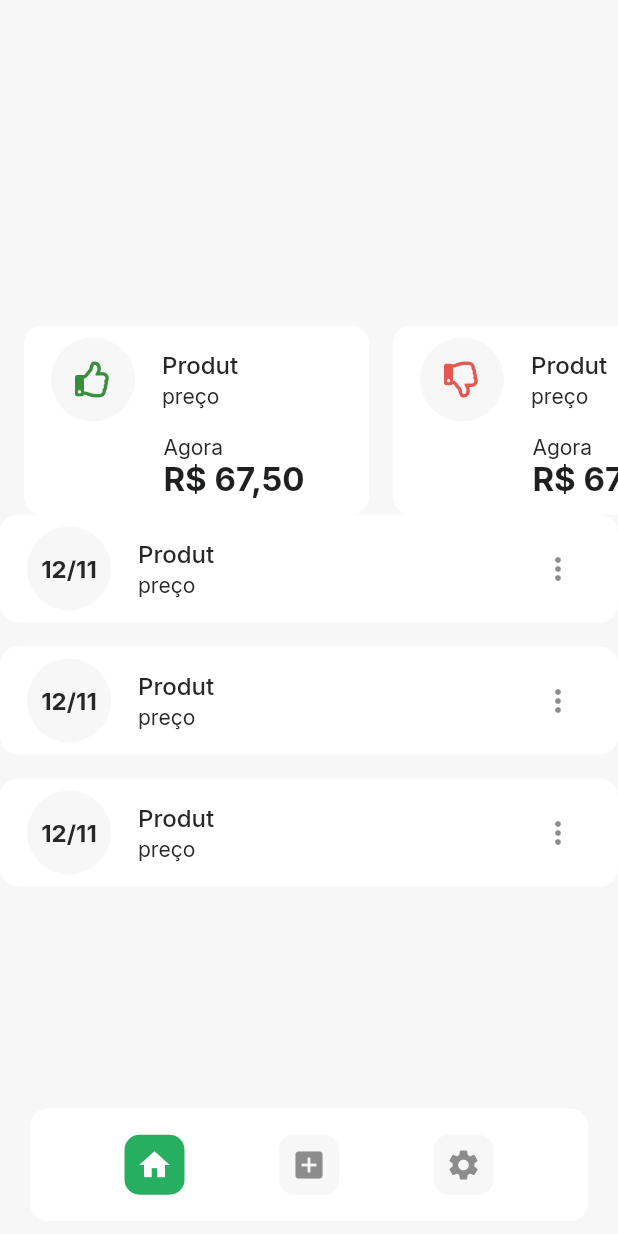
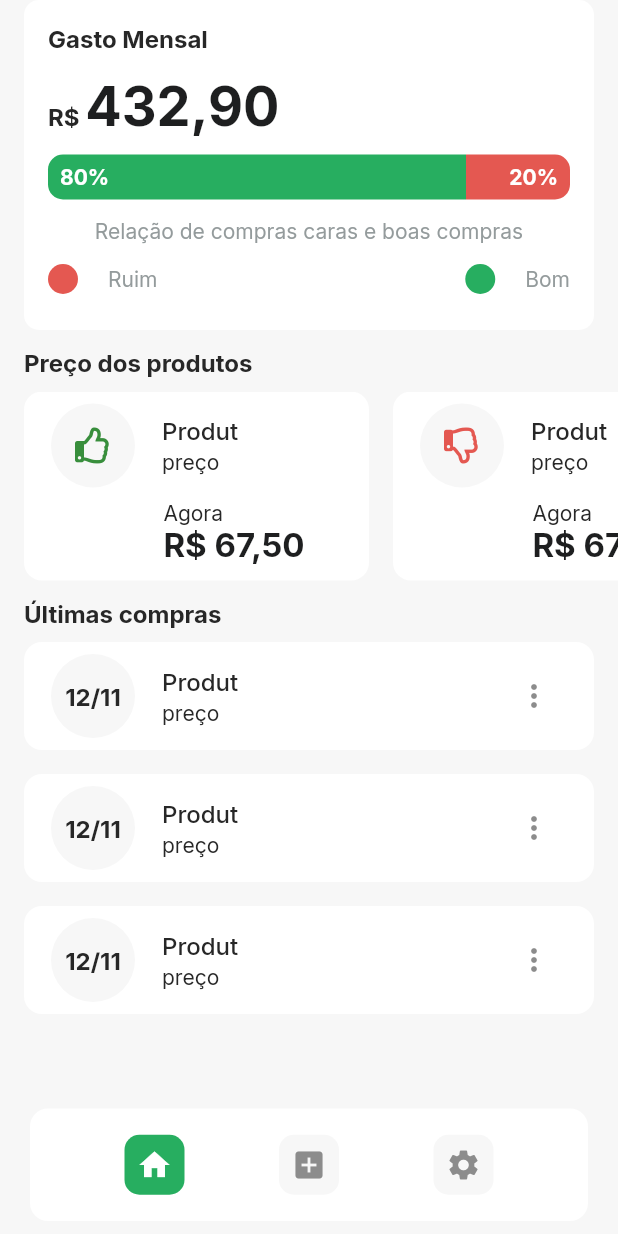
Before and after one commit to flaviopc/flutter_tacaro, a Flutter app: the screen it shows after launch, on a phone screen of 412 x 824 dp. Run offline on Flutter 3.47's test engine with Material 2 defaults, Android fonts, the phone set to English and light mode, and no system bars; our stand-ins replace font_awesome_flutter, google_fonts, supabase, validators; accounts and stored records are empty.

Commit message:
criação card chart

```diff
--- a/lib/modules/home/home_page.dart
+++ b/lib/modules/home/home_page.dart
@@ -2,7 +2,8 @@ import 'package:flutter/material.dart';
 import 'package:ta_caro/shared/models/user_model.dart';
 import 'package:ta_caro/shared/themes/app_theme.dart';
 import 'package:ta_caro/shared/widgets/bottom_navigator/app_bottom_navigator.dart';
-import 'package:ta_caro/shared/widgets/card_product/card_product.dart';
+import 'package:ta_caro/shared/widgets/cards/card_chart/card_chart.dart';
+import 'package:ta_caro/shared/widgets/cards/card_product/card_product.dart';
 import 'package:ta_caro/shared/widgets/list_tile/app_list_tile.dart';
 
 class HomePage extends StatefulWidget {
@@ -27,11 +28,37 @@ class _HomePageState extends State<HomePage> {
   Widget build(BuildContext context) {
     return Scaffold(
       backgroundColor: AppTheme.colors.background,
-      body: Stack(
+      body: SizedBox(
+        height: MediaQuery.of(context).size.height,
+        child: Stack(
           children: [
-          Column(
+            SafeArea(
+              top: true,
+              bottom: false,
+              child: SingleChildScrollView(
+                child: Column(
+                  crossAxisAlignment: CrossAxisAlignment.start,
                   mainAxisAlignment: MainAxisAlignment.center,
                   children: [
+                    Padding(
+                      padding: const EdgeInsets.symmetric(horizontal: 16),
+                      child: Column(
+                        crossAxisAlignment: CrossAxisAlignment.start,
+                        children: [
+                          CardChart(
+                            value: 432.90,
+                            percent: 0.8,
+                          ),
+                          SizedBox(
+                            height: 12,
+                          ),
+                          Text("Preço dos produtos").label,
+                          SizedBox(
+                            height: 10,
+                          ),
+                        ],
+                      ),
+                    ),
                     SizedBox(
                       height: 126,
                       width: MediaQuery.of(context).size.width,
@@ -43,10 +70,30 @@ class _HomePageState extends State<HomePage> {
                         ),
                       ),
                     ),
+                    Padding(
+                      padding: const EdgeInsets.symmetric(horizontal: 16),
+                      child: Column(
+                        crossAxisAlignment: CrossAxisAlignment.start,
+                        children: [
+                          SizedBox(
+                            height: 12,
+                          ),
+                          Text("Últimas compras").label,
+                          SizedBox(
+                            height: 10,
+                          ),
                           AppListTile(),
                           AppListTile(),
                           AppListTile(),
+                          SizedBox(
+                            height: 80,
+                          ),
                         ],
+                      ),
+                    )
+                  ],
+                ),
+              ),
             ),
             Positioned(
               bottom: 10,
@@ -59,6 +106,7 @@ class _HomePageState extends State<HomePage> {
             )
           ],
         ),
+      ),
     );
   }
 }
--- /dev/null
+++ b/lib/shared/widgets/cards/card_chart/card_chart.dart
@@ -0,0 +1,53 @@
+import 'package:flutter/material.dart';
+
+import 'package:ta_caro/shared/themes/app_theme.dart';
+import 'package:ta_caro/shared/widgets/chart/chart_horizontal.dart';
+
+class CardChart extends StatelessWidget {
+  final double value;
+  final double percent;
+  const CardChart({
+    Key? key,
+    required this.value,
+    required this.percent,
+  }) : super(key: key);
+
+  @override
+  Widget build(BuildContext context) {
+    return Container(
+      width: double.maxFinite,
+      height: 220,
+      decoration: BoxDecoration(
+        color: AppTheme.colors.textEnabled,
+        borderRadius: BorderRadius.circular(10),
+      ),
+      child: Padding(
+        padding: const EdgeInsets.all(16.0),
+        child: Column(
+          crossAxisAlignment: CrossAxisAlignment.start,
+          children: [
+            Text("Gasto Mensal").label,
+            SizedBox(
+              height: 14,
+            ),
+            Text.rich(
+              TextSpan(
+                  text: "R\$ ",
+                  style: AppTheme.textStyles.label,
+                  children: [
+                    TextSpan(
+                      text: value.toStringAsFixed(2).replaceAll(".", ","),
+                      style: AppTheme.textStyles.title.copyWith(fontSize: 36),
+                    )
+                  ]),
+            ),
+            SizedBox(
+              height: 10,
+            ),
+            ChartHorizontal(percent: percent),
+          ],
+        ),
+      ),
+    );
+  }
+}
--- /dev/null
+++ b/lib/shared/widgets/chart/chart_horizontal.dart
@@ -0,0 +1,91 @@
+import 'package:flutter/material.dart';
+import 'package:ta_caro/shared/themes/app_theme.dart';
+
+class ChartHorizontal extends StatelessWidget {
+  final double percent;
+  const ChartHorizontal({
+    Key? key,
+    required this.percent,
+  }) : super(key: key);
+
+  @override
+  Widget build(BuildContext context) {
+    return Column(
+      children: [
+        Container(
+          width: double.maxFinite,
+          height: 30,
+          decoration: BoxDecoration(
+            borderRadius: BorderRadius.circular(10),
+            gradient: LinearGradient(
+                colors: [AppTheme.colors.primary, AppTheme.colors.badColor],
+                stops: [percent, 0.0]),
+          ),
+          child: Padding(
+            padding: const EdgeInsets.symmetric(horizontal: 8.0),
+            child: Row(
+              mainAxisAlignment: MainAxisAlignment.spaceBetween,
+              children: [
+                if (percent > 0 && percent <= 1)
+                  Text(
+                    "${(percent * 100).ceil()}%",
+                    style: AppTheme.textStyles.chart,
+                  ),
+                if ((1 - percent) > 0)
+                  Text(
+                    "${((1 - percent) * 100).ceil()}%",
+                    style: AppTheme.textStyles.chart,
+                  )
+              ],
+            ),
+          ),
+        ),
+        SizedBox(
+          height: 12,
+        ),
+        Text(
+          "Relação de compras caras e boas compras",
+          style: AppTheme.textStyles.hint,
+        ),
+        SizedBox(
+          height: 14,
+        ),
+        Row(
+          mainAxisAlignment: MainAxisAlignment.spaceBetween,
+          children: [
+            Row(
+              children: [
+                CircleAvatar(
+                  radius: 10,
+                  backgroundColor: AppTheme.colors.badColor,
+                ),
+                SizedBox(
+                  width: 20,
+                ),
+                Text(
+                  "Ruim",
+                  style: AppTheme.textStyles.hint,
+                ),
+              ],
+            ),
+            Row(
+              children: [
+                CircleAvatar(
+                  radius: 10,
+                  backgroundColor: AppTheme.colors.primary,
+                ),
+                SizedBox(
+                  width: 20,
+                ),
+                Text(
+                  "Bom",
+                  style: AppTheme.textStyles.hint,
+                ),
+              ],
+            )
+          ],
+        )
+      ],
+    );
+  }
+}
```
Also changed, not shown: lib/shared/widgets/cards/card_product/card_product.dart (renamed from lib/shared/widgets/card_product/card_product.dart). Lines whose indentation alone changed are shown as unchanged.
